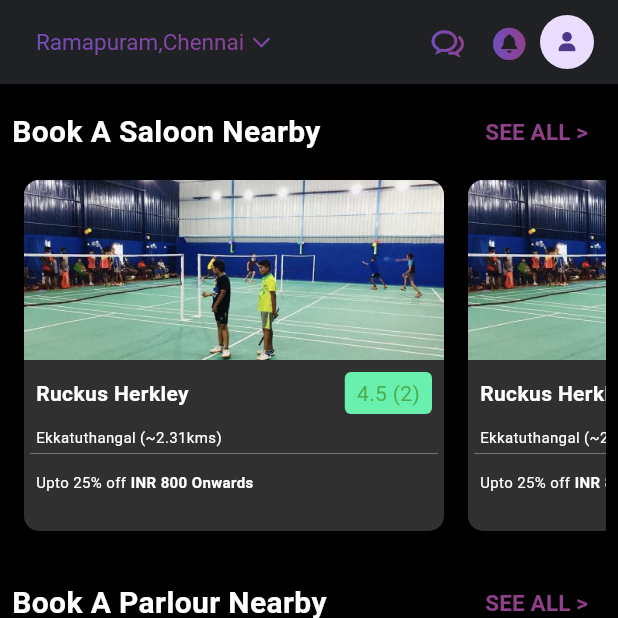
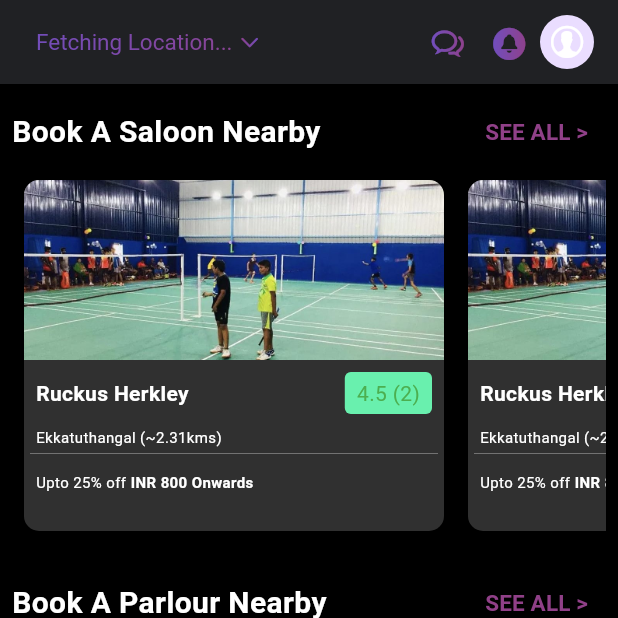
Before and after one commit to HarrishArun/click_and_cut, a Flutter app: the screen it shows after launch, on a phone screen of 412 x 824 dp, the top half of it. Run offline on Flutter 3.47's test engine with Material 3 defaults, Android fonts, the phone set to English and light mode, and no system bars; drawn by our look-alikes of persistent_bottom_nav_bar; our stand-ins replace fluttertoast, font_awesome_flutter, geocoding, geolocator.

Commit message:
location-final

```diff
--- a/lib/screens/HomeScreen/HomeScreenComponents/Appbar_home.dart
+++ b/lib/screens/HomeScreen/HomeScreenComponents/Appbar_home.dart
@@ -1,12 +1,15 @@
+import 'package:click_and_cut/services/locationservices.dart';
 import 'package:flutter/cupertino.dart';
 import 'package:flutter/material.dart';
-import 'package:font_awesome_flutter/font_awesome_flutter.dart';
 
-class Appbar extends StatelessWidget {
-  const Appbar({
-    super.key,
-  });
+class Appbar extends StatefulWidget {
+  const Appbar({Key? key}) : super(key: key);
 
+  @override
+  State<Appbar> createState() => _AppbarState();
+}
+
+class _AppbarState extends State<Appbar> {
   @override
   Widget build(BuildContext context) {
     return Row(
@@ -16,25 +19,7 @@ class Appbar extends StatelessWidget {
           padding: const EdgeInsets.all(8.0),
           child: Row(
             children: [
-              Text(
-                "Ramapuram,Chennai",
-                style: TextStyle(
-                  fontSize: 15,
-                  foreground: Paint()
-                    ..shader = LinearGradient(
-                      colors: [
-                        Color(0xFF6f4fc1),
-                        Color(0xFF904088), // End color of the gradient
-                      ],
-                      begin: Alignment.centerLeft,
-                      end: Alignment.centerRight,
-                    ).createShader(Rect.fromLTWH(0.0, 0.0, 200.0,
-                        70.0)), // Adjust the Rect size as needed
-                ),
-              ),
-              // SizedBox(
-              //   width: 4,
-              // ),
+              location(),
               Padding(
                 padding: const EdgeInsets.only(left: 4.0, top: 1.0),
                 child: ShaderMask(
@@ -42,8 +27,8 @@ class Appbar extends StatelessWidget {
                     return LinearGradient(
                       colors: [
                         Color(0xFF6f4fc1),
-                        Color(0xFF904088)
-                      ], // Gradient colors
+                        Color(0xFF904088),
+                      ],
                       begin: Alignment.centerRight,
                       end: Alignment.centerLeft,
                     ).createShader(bounds);
@@ -51,7 +36,7 @@ class Appbar extends StatelessWidget {
                   child: Icon(
                     CupertinoIcons.chevron_down,
                     size: 15,
-                    color: Colors.white, // Color before applying the gradient
+                    color: Colors.white,
                   ),
                 ),
               ),
@@ -69,8 +54,8 @@ class Appbar extends StatelessWidget {
                     return LinearGradient(
                       colors: [
                         Color(0xFF6f4fc1),
-                        Color(0xFF904088)
-                      ], // Gradient colors
+                        Color(0xFF904088),
+                      ],
                       begin: Alignment.centerLeft,
                       end: Alignment.centerRight,
                     ).createShader(bounds);
@@ -78,7 +63,7 @@ class Appbar extends StatelessWidget {
                   child: Icon(
                     CupertinoIcons.chat_bubble_2,
                     size: 25,
-                    color: Colors.white, // Color before applying the gradient
+                    color: Colors.white,
                   ),
                 ),
               ),
@@ -89,8 +74,8 @@ class Appbar extends StatelessWidget {
                     return LinearGradient(
                       colors: [
                         Color(0xFF6f4fc1),
-                        Color(0xFF904088)
-                      ], // Gradient colors
+                        Color(0xFF904088),
+                      ],
                       begin: Alignment.centerLeft,
                       end: Alignment.centerRight,
                     ).createShader(bounds);
@@ -98,15 +83,16 @@ class Appbar extends StatelessWidget {
                   child: Icon(
                     CupertinoIcons.bell_circle_fill,
                     size: 25,
-                    color: Colors.white, // Color before applying the gradient
+                    color: Colors.white,
                   ),
                 ),
               ),
               CircleAvatar(
                 radius: 18,
-                child: FaIcon(
-                  FontAwesomeIcons.solidUser,
-                  size: 13,
+                child: Icon(
+                  CupertinoIcons.person_alt_circle,
+                  size: 25,
+                  color: Colors.white,
                 ),
               )
             ],
--- /dev/null
+++ b/lib/services/locationservices.dart
@@ -0,0 +1,82 @@
+import 'package:flutter/cupertino.dart';
+import 'package:flutter/material.dart';
+import 'package:fluttertoast/fluttertoast.dart';
+import 'package:geolocator/geolocator.dart';
+import 'package:geocoding/geocoding.dart';
+
+class location extends StatefulWidget {
+  const location({super.key});
+
+  @override
+  State<location> createState() => _locationState();
+}
+
+class _locationState extends State<location> {
+  Position? position;
+  String stadd = 'Fetching Location...';
+
+  @override
+  void initState() {
+    super.initState();
+    fetchPosition();
+  }
+
+  Future<void> fetchPosition() async {
+    bool serviceEnabled;
+    LocationPermission permission;
+
+    serviceEnabled = await Geolocator.isLocationServiceEnabled();
+    if (!serviceEnabled) {
+      Fluttertoast.showToast(msg: 'Location Disabled');
+      return;
+    }
+
+    permission = await Geolocator.checkPermission();
+    if (permission == LocationPermission.denied) {
+      permission = await Geolocator.requestPermission();
+      if (permission == LocationPermission.denied) {
+        Fluttertoast.showToast(msg: 'Location Access Denied');
+        return;
+      }
+    }
+
+    if (permission == LocationPermission.deniedForever) {
+      Fluttertoast.showToast(msg: 'Location Denied Forever');
+      return;
+    }
+
+    Position currentposition = await Geolocator.getCurrentPosition();
+    setState(() {
+      position = currentposition;
+    });
+
+    List<Placemark> placemark = await placemarkFromCoordinates(
+        currentposition.latitude, currentposition.longitude);
+
+    setState(() {
+      stadd = placemark.reversed.last.subLocality.toString() +
+          " " +
+          placemark.reversed.last.locality.toString();
+      print("Location updated: $stadd"); // Debug print
+    });
+  }
+
+  @override
+  Widget build(BuildContext context) {
+    return Text(
+      stadd,
+      style: TextStyle(
+        fontSize: 15,
+        foreground: Paint()
+          ..shader = LinearGradient(
+            colors: [
+              Color(0xFF6f4fc1),
+              Color(0xFF904088),
+            ],
+            begin: Alignment.centerLeft,
+            end: Alignment.centerRight,
+          ).createShader(Rect.fromLTWH(0.0, 0.0, 200.0, 70.0)),
+      ),
+    );
+  }
+}
--- a/pubspec.yaml
+++ b/pubspec.yaml
@@ -38,6 +38,9 @@ dependencies:
   font_awesome_flutter: ^10.7.0
   dotted_border: ^2.1.0
   persistent_bottom_nav_bar: ^5.0.2
+  geolocator: ^11.0.0
+  fluttertoast: ^8.2.4
+  geocoding: ^3.0.0
 
 dev_dependencies:
   flutter_test:
```
Also changed, not shown: pubspec.lock, 5 other files.
